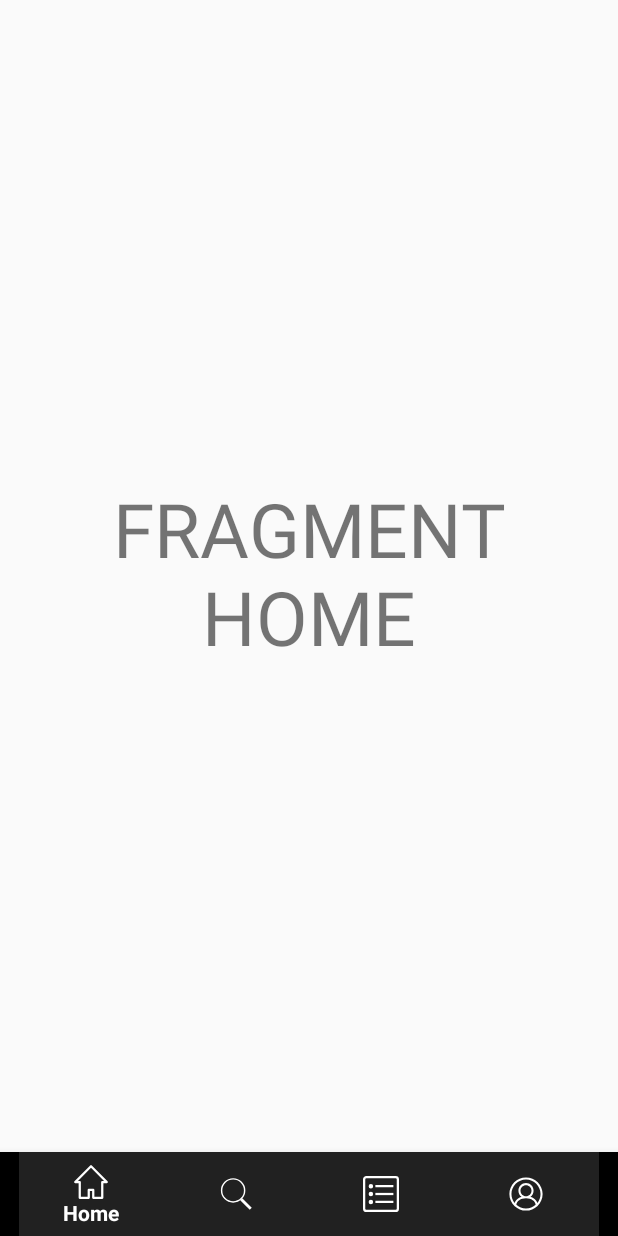
After one commit to ShyGabriel/Micuna, an Android app: the HomeFragment screen opened directly, with no data from a screen before it, on a phone screen of 412 x 824 dp. The commit adds this screen. Run offline under Robolectric (Android 15) with nearby library versions, the phone set to English and light mode, and no system bars.

Commit message:
Barra de menu inferior comiteada como con tu vieja

```diff
--- a/app/src/main/AndroidManifest.xml
+++ b/app/src/main/AndroidManifest.xml
@@ -11,6 +11,7 @@
         android:roundIcon="@drawable/logomicuna"
         android:supportsRtl="true"
         android:theme="@style/AppTheme">
+        <activity android:name=".Contenido"></activity>
         <activity android:name=".Splash">
             <intent-filter>
                 <action android:name="android.intent.action.MAIN" />
@@ -18,11 +19,8 @@
                 <category android:name="android.intent.category.LAUNCHER" />
             </intent-filter>
         </activity>
-        <activity android:name=".Contenido" />
         <activity android:name=".Registro" />
-        <activity android:name=".MainActivity">
-
-        </activity>
+        <activity android:name=".MainActivity"></activity>
     </application>
 
 </manifest>
--- a/app/src/main/java/com/example/micuna/Contenido.java
+++ b/app/src/main/java/com/example/micuna/Contenido.java
@@ -1,14 +1,68 @@
 package com.example.micuna;
 
+import androidx.annotation.NonNull;
 import androidx.appcompat.app.AppCompatActivity;
+import androidx.fragment.app.Fragment;
+import androidx.fragment.app.FragmentTransaction;
 
 import android.os.Bundle;
+import android.view.MenuItem;
+
+import com.example.micuna.fragments.HomeFragment;
+import com.example.micuna.fragments.OrderFragment;
+import com.example.micuna.fragments.ProfileFragment;
+import com.example.micuna.fragments.SearchFragment;
+import com.google.android.material.bottomnavigation.BottomNavigationView;
 
 public class Contenido extends AppCompatActivity {
+
+    BottomNavigationView mBottonNavigation;
+
 
     @Override
     protected void onCreate(Bundle savedInstanceState) {
         super.onCreate(savedInstanceState);
         setContentView(R.layout.activity_contenido);
+
+        //FRAGMENT PANTALLA DE INICIO
+        showSelectedFragment(new HomeFragment());
+
+        mBottonNavigation = (BottomNavigationView) findViewById(R.id.botonNavigation);
+
+        mBottonNavigation.setOnNavigationItemSelectedListener(new BottomNavigationView.OnNavigationItemSelectedListener() {
+            @Override
+            public boolean onNavigationItemSelected(@NonNull MenuItem menuItem) {
+
+                if (menuItem.getItemId() == R.id.menu_home){
+                    showSelectedFragment(new HomeFragment());
+                }
+
+                if (menuItem.getItemId() == R.id.menu_search){
+                    showSelectedFragment(new SearchFragment());
+                }
+
+                if (menuItem.getItemId() == R.id.menu_order){
+                    showSelectedFragment(new OrderFragment());
+                }
+
+                if (menuItem.getItemId() == R.id.menu_profile){
+                    showSelectedFragment(new ProfileFragment());
+                }
+
+                return true;
+            }
+        });
     }
+
+             /* ♦ METODO QUE PERMTE ELEGIR EL FRAGMENT ♦*/
+
+    private void showSelectedFragment(Fragment fragment){
+
+        getSupportFragmentManager().beginTransaction().replace(R.id.container,fragment)
+        .setTransition(FragmentTransaction.TRANSIT_FRAGMENT_FADE)
+                .commit();
+
+
+    }
+
 }
--- /dev/null
+++ b/app/src/main/java/com/example/micuna/fragments/HomeFragment.java
@@ -0,0 +1,32 @@
+package com.example.micuna.fragments;
+
+
+import android.os.Bundle;
+
+import androidx.fragment.app.Fragment;
+
+import android.view.LayoutInflater;
+import android.view.View;
+import android.view.ViewGroup;
+
+import com.example.micuna.R;
+
+/**
+ * A simple {@link Fragment} subclass.
+ */
+public class HomeFragment extends Fragment {
+
+
+    public HomeFragment() {
+        // Required empty public constructor
+    }
+
+
+    @Override
+    public View onCreateView(LayoutInflater inflater, ViewGroup container,
+                             Bundle savedInstanceState) {
+        // Inflate the layout for this fragment
+        return inflater.inflate(R.layout.fragment_home, container, false);
+    }
+
+}
--- /dev/null
+++ b/app/src/main/res/drawable/ic_home.xml
@@ -0,0 +1,9 @@
+<vector xmlns:android="http://schemas.android.com/apk/res/android"
+    android:width="32dp"
+    android:height="32dp"
+    android:viewportWidth="32"
+    android:viewportHeight="32">
+  <path
+      android:fillColor="#FF000000"
+      android:pathData="M30.71,15.29l-14,-14a1,1 0,0 0,-1.42 0l-14,14a1,1 0,0 0,-0.21 1.09A1,1 0,0 0,2 17H5V30a1,1 0,0 0,1 1h8a1,1 0,0 0,1 -1V24h2v6a1,1 0,0 0,1 1h8a1,1 0,0 0,1 -1V17h3a1,1 0,0 0,0.92 -0.62A1,1 0,0 0,30.71 15.29ZM26,15a1,1 0,0 0,-1 1V29H19V23a1,1 0,0 0,-1 -1H14a1,1 0,0 0,-1 1v6H7V16a1,1 0,0 0,-1 -1H4.41L16,3.41 27.59,15Z"/>
+</vector>
--- /dev/null
+++ b/app/src/main/res/drawable/ic_order.xml
@@ -0,0 +1,48 @@
+<vector xmlns:android="http://schemas.android.com/apk/res/android"
+    android:width="32dp"
+    android:height="32dp"
+    android:viewportWidth="32"
+    android:viewportHeight="32">
+  <path
+      android:pathData="M3,1L29,1A2,2 0,0 1,31 3L31,29A2,2 0,0 1,29 31L3,31A2,2 0,0 1,1 29L1,3A2,2 0,0 1,3 1z"
+      android:strokeLineJoin="round"
+      android:strokeWidth="2"
+      android:fillColor="#00000000"
+      android:strokeColor="#000"/>
+  <path
+      android:pathData="M7,16m-1,0a1,1 0,1 1,2 0a1,1 0,1 1,-2 0"
+      android:strokeLineJoin="round"
+      android:strokeWidth="2"
+      android:fillColor="#00000000"
+      android:strokeColor="#000"/>
+  <path
+      android:pathData="M7,9m-1,0a1,1 0,1 1,2 0a1,1 0,1 1,-2 0"
+      android:strokeLineJoin="round"
+      android:strokeWidth="2"
+      android:fillColor="#00000000"
+      android:strokeColor="#000"/>
+  <path
+      android:pathData="M7,23m-1,0a1,1 0,1 1,2 0a1,1 0,1 1,-2 0"
+      android:strokeLineJoin="round"
+      android:strokeWidth="2"
+      android:fillColor="#00000000"
+      android:strokeColor="#000"/>
+  <path
+      android:pathData="M11,9L27,9"
+      android:strokeLineJoin="round"
+      android:strokeWidth="2"
+      android:fillColor="#00000000"
+      android:strokeColor="#000"/>
+  <path
+      android:pathData="M11,16L27,16"
+      android:strokeLineJoin="round"
+      android:strokeWidth="2"
+      android:fillColor="#00000000"
+      android:strokeColor="#000"/>
+  <path
+      android:pathData="M11,23L27,23"
+      android:strokeLineJoin="round"
+      android:strokeWidth="2"
+      android:fillColor="#00000000"
+      android:strokeColor="#000"/>
+</vector>
--- /dev/null
+++ b/app/src/main/res/drawable/ic_profile.xml
@@ -0,0 +1,9 @@
+<vector xmlns:android="http://schemas.android.com/apk/res/android"
+    android:width="26dp"
+    android:height="26dp"
+    android:viewportWidth="26"
+    android:viewportHeight="26">
+  <path
+      android:pathData="M25,13c0,-6.6167 -5.3828,-12 -12,-12S1,6.3833 1,13c0,3.3836 1.4132,6.4387 3.6736,8.6223c0.0529,0.0689 0.1156,0.1248 0.189,0.1718C7.0038,23.7769 9.8583,25 13,25s5.9962,-1.2231 8.1374,-3.2059c0.0734,-0.0471 0.136,-0.1029 0.189,-0.1718C23.5868,19.4387 25,16.3836 25,13zM13,2.5c5.79,0 10.5,4.7104 10.5,10.5c0,2.455 -0.8533,4.7108 -2.2703,6.5009c-0.6505,-2.0978 -2.5076,-3.7401 -5.0281,-4.4958c1.3736,-0.9941 2.272,-2.6046 2.272,-4.4245c0,-3.0142 -2.4551,-5.4663 -5.4736,-5.4663s-5.4736,2.4521 -5.4736,5.4663c0,1.8199 0.8984,3.4304 2.272,4.4245c-2.5205,0.7557 -4.3776,2.3979 -5.0281,4.4958C3.3533,17.7108 2.5,15.455 2.5,13C2.5,7.2104 7.21,2.5 13,2.5zM9.0264,10.5806c0,-2.187 1.7822,-3.9663 3.9736,-3.9663s3.9736,1.7793 3.9736,3.9663S15.1914,14.5469 13,14.5469S9.0264,12.7676 9.0264,10.5806zM6.0308,20.832C6.2562,18.082 9.1724,16.0469 13,16.0469s6.7438,2.0352 6.9692,4.7851C18.1131,22.4855 15.6757,23.5 13,23.5S7.8869,22.4855 6.0308,20.832z"
+      android:fillColor="#1D1D1B"/>
+</vector>
--- /dev/null
+++ b/app/src/main/res/drawable/ic_search.xml
@@ -0,0 +1,17 @@
+<vector xmlns:android="http://schemas.android.com/apk/res/android"
+    android:width="50dp"
+    android:height="50dp"
+    android:viewportWidth="50"
+    android:viewportHeight="50">
+  <path
+      android:pathData="M21,20m-16,0a16,16 0,1 1,32 0a16,16 0,1 1,-32 0"
+      android:strokeWidth="2"
+      android:fillColor="#00000000"
+      android:strokeColor="#000000"
+      android:strokeLineCap="round"/>
+  <path
+      android:pathData="M32.229,32.229L45.5,45.5"
+      android:strokeWidth="4"
+      android:fillColor="#00000000"
+      android:strokeColor="#000000"/>
+</vector>
--- a/app/src/main/res/layout/activity_contenido.xml
+++ b/app/src/main/res/layout/activity_contenido.xml
@@ -1,9 +1,31 @@
 <?xml version="1.0" encoding="utf-8"?>
-<androidx.constraintlayout.widget.ConstraintLayout xmlns:android="http://schemas.android.com/apk/res/android"
+<androidx.coordinatorlayout.widget.CoordinatorLayout
+    xmlns:android="http://schemas.android.com/apk/res/android"
     xmlns:app="http://schemas.android.com/apk/res-auto"
     xmlns:tools="http://schemas.android.com/tools"
     android:layout_width="match_parent"
     android:layout_height="match_parent"
     tools:context=".Contenido">
 
-</androidx.constraintlayout.widget.ConstraintLayout>
+    <FrameLayout
+        android:id="@+id/container"
+        android:layout_width="match_parent"
+        android:layout_height="match_parent"
+        android:layout_marginBottom="60dp"
+
+        />
+
+    <com.google.android.material.bottomnavigation.BottomNavigationView
+        android:id="@+id/botonNavigation"
+        android:layout_width="match_parent"
+        android:layout_height="wrap_content"
+        android:layout_gravity="bottom"
+        app:itemBackground="@color/colorNegro"
+        app:itemTextColor="@color/colorBlanco"
+        app:itemIconTint="@color/colorBlanco"
+        app:menu="@menu/main_menu"
+
+/>
+
+
+</androidx.coordinatorlayout.widget.CoordinatorLayout>
--- /dev/null
+++ b/app/src/main/res/layout/fragment_home.xml
@@ -0,0 +1,17 @@
+<?xml version="1.0" encoding="utf-8"?>
+<FrameLayout xmlns:android="http://schemas.android.com/apk/res/android"
+    xmlns:tools="http://schemas.android.com/tools"
+    android:layout_width="match_parent"
+    android:layout_height="match_parent"
+    tools:context=".fragments.HomeFragment">
+
+    <!-- TODO: Update blank fragment layout -->
+    <TextView
+    android:layout_width="match_parent"
+    android:layout_height="match_parent"
+    android:text="FRAGMENT HOME"
+    android:textSize="50dp"
+    android:gravity="center"
+    />
+
+</FrameLayout>
--- /dev/null
+++ b/app/src/main/res/menu/main_menu.xml
@@ -0,0 +1,26 @@
+<?xml version="1.0" encoding="utf-8"?>
+<menu xmlns:android="http://schemas.android.com/apk/res/android">
+
+    <item
+        android:id="@+id/menu_home"
+        android:title="Home"
+        android:icon="@drawable/ic_home" />
+
+    <item
+        android:id="@+id/menu_search"
+        android:title="Search"
+        android:icon="@drawable/ic_search" />
+
+    <item
+        android:id="@+id/menu_order"
+        android:title="Order"
+        android:icon="@drawable/ic_order" />
+
+    <item
+        android:id="@+id/menu_profile"
+        android:title="Profile"
+        android:icon="@drawable/ic_profile" />
+
+
+
+</menu>
--- a/app/src/main/res/values/strings.xml
+++ b/app/src/main/res/values/strings.xml
@@ -1,3 +1,6 @@
 <resources>
-    <string name="app_name">micuna</string>
+    <string name="app_name">Micuna</string>
+
+    <!-- TODO: Remove or change this placeholder text -->
+    <string name="hello_blank_fragment">Hello blank fragment</string>
 </resources>
--- a/gradle.properties
+++ b/gradle.properties
@@ -1,3 +1,6 @@
+
+android.useAndroidX=true
+android.enableJetifier=true
 # Project-wide Gradle settings.
 # IDE (e.g. Android Studio) users:
 # Gradle settings configured through the IDE *will override*
@@ -14,6 +17,5 @@ org.gradle.jvmargs=-Xmx1536m
 # AndroidX package structure to make it clearer which packages are bundled with the
 # Android operating system, and which are packaged with your app's APK
 # https://developer.android.com/topic/libraries/support-library/androidx-rn
-android.useAndroidX=true
+
 # Automatically convert third-party libraries to use AndroidX
-android.enableJetifier=true
```
Also changed, not shown: app/build.gradle (+8 -0 lines), app/src/main/java/com/example/micuna/fragments/OrderFragment.java (added, +32 -0 lines), app/src/main/java/com/example/micuna/fragments/ProfileFragment.java (added, +32 -0 lines), app/src/main/java/com/example/micuna/fragments/SearchFragment.java (added, +32 -0 lines), app/src/main/res/layout/fragment_order.xml (added, +17 -0 lines), app/src/main/res/layout/fragment_profile.xml (added, +17 -0 lines), app/src/main/res/layout/fragment_search.xml (added, +17 -0 lines).
